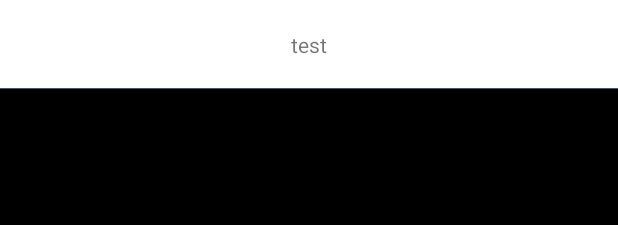
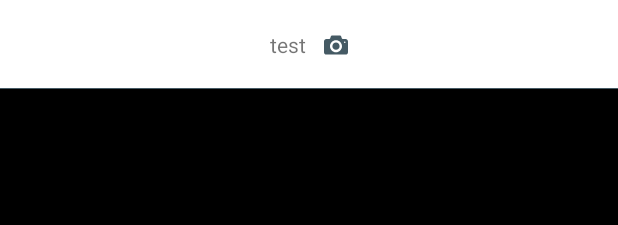
Before and after one commit to BlueBird-0/memoNote, an Android app: the layout list_item.xml on its own in the app's theme, with its tools: preview values and no code run, on a phone screen of 412 x 824 dp. Shown: the top 225 px of the screen. Run offline under Robolectric (Android 15) with nearby library versions, the phone set to English and light mode, and no system bars.

Commit message:
기능 : 리스트 사진 아이콘 기능 추가 listView Image Icon 기능 추가 Widget Image Icon 기능 추가 Widget 새로고침 기능 구현 MainList, WidgetList, RecordList xml수정

```diff
--- a/app/src/main/java/com/example/ShortMemo/MainActivity.kt
+++ b/app/src/main/java/com/example/ShortMemo/MainActivity.kt
@@ -210,8 +210,9 @@ class MainActivity : AppCompatActivity() {
                 }else {
                     checkedTime = FeedReaderDbHelper.sdf.parse(cursor.getString(getColumnIndex("${FeedEntry.COLUMNS_NOTE_CHECKED_TIME}")))
                 }
+                var pictureUri = cursor.getString(getColumnIndex("${FeedEntry.COLUMNS_NOTE_PICTURE_URI}"))
 
-                var noteVM = NoteViewModel(Note(id, content, createdTime, checkedTime, pictureUri = null))
+                var noteVM = NoteViewModel(Note(id, content, createdTime, checkedTime, pictureUri))
                 //val pictureUri = cursor.getString(getColumnIndex("${FeedEntry.COLUMNS_NOTE_PICTURE_URI}"))
                 list.add(noteVM)
             }
@@ -309,7 +310,7 @@ class MainActivity : AppCompatActivity() {
                     Log.d("test002 ", "3 ")
                     var addedNote = NoteViewModel(data!!.getParcelableExtra<Note>("note"))
                     list.add(addedNote)
-                    //새로고침
+                    note_list.adapter?.notifyDataSetChanged()
                 }
             }
             UPDATE_NOTE_REQUEST_CODE -> {
--- a/app/src/main/java/com/example/ShortMemo/record/RecordActivity.kt
+++ b/app/src/main/java/com/example/ShortMemo/record/RecordActivity.kt
@@ -77,8 +77,9 @@ class RecordActivity: AppCompatActivity() {
                 }else {
                     checkedTime = FeedReaderDbHelper.sdf.parse(cursor.getString(getColumnIndex("${FeedEntry.COLUMNS_NOTE_CHECKED_TIME}")))
                 }
+                var pictureUri = cursor.getString(getColumnIndex("${FeedEntry.COLUMNS_NOTE_PICTURE_URI}"))
 
-                var noteVM = NoteViewModel(Note(id, content, createdTime, checkedTime, pictureUri = null))
+                var noteVM = NoteViewModel(Note(id, content, createdTime, checkedTime, pictureUri))
                 //val pictureUri = cursor.getString(getColumnIndex("${FeedEntry.COLUMNS_NOTE_PICTURE_URI}"))
                 list.add(noteVM)
             }
--- a/app/src/main/res/layout/list_item.xml
+++ b/app/src/main/res/layout/list_item.xml
@@ -1,23 +1,47 @@
 <?xml version="1.0" encoding="utf-8"?>
 <androidx.constraintlayout.widget.ConstraintLayout xmlns:android="http://schemas.android.com/apk/res/android"
     xmlns:app="http://schemas.android.com/apk/res-auto"
+    xmlns:tools="http://schemas.android.com/tools"
     android:id="@+id/item_mainLayout"
     android:layout_width="match_parent"
     android:layout_height="wrap_content"
     android:background="@drawable/ripple_mainlist"
     android:clickable="true">
 
-    <TextView
-        android:id="@+id/item_content"
+    <androidx.constraintlayout.widget.ConstraintLayout
         android:layout_width="wrap_content"
         android:layout_height="wrap_content"
         android:layout_marginTop="20dp"
         android:layout_marginBottom="20dp"
-        android:text="test"
         app:layout_constraintBottom_toBottomOf="parent"
         app:layout_constraintEnd_toEndOf="parent"
         app:layout_constraintStart_toStartOf="parent"
-        app:layout_constraintTop_toTopOf="parent" />
+        app:layout_constraintTop_toTopOf="parent">
+
+        <TextView
+            android:id="@+id/item_content"
+            android:layout_width="wrap_content"
+            android:layout_height="wrap_content"
+            android:text="test"
+            app:layout_constraintBottom_toBottomOf="parent"
+            app:layout_constraintStart_toStartOf="parent"
+            app:layout_constraintTop_toTopOf="parent" />
+
+        <FrameLayout
+            android:id="@+id/item_image"
+            android:layout_width="16dp"
+            android:layout_height="16dp"
+            android:layout_marginStart="12dp"
+            android:background="@drawable/ic_cam"
+            android:backgroundTint="@color/colorPrimaryDark"
+            android:visibility="gone"
+            app:layout_constraintBottom_toBottomOf="@+id/item_content"
+            app:layout_constraintStart_toEndOf="@+id/item_content"
+            app:layout_constraintTop_toTopOf="@+id/item_content"
+            tools:visibility="visible">
+
+        </FrameLayout>
+    </androidx.constraintlayout.widget.ConstraintLayout>
 
     <FrameLayout
         android:layout_width="0dp"
```
Also changed, not shown: app/src/main/java/com/example/ShortMemo/MyRecyclerViewAdapter.kt (+17 -0 lines), app/src/main/java/com/example/ShortMemo/Note.kt (+16 -0 lines), app/src/main/java/com/example/ShortMemo/WriteActivity.kt (+6 -7 lines), app/src/main/java/com/example/ShortMemo/accessibility/WidgetRemoteViewsFactory.kt (+7 -0 lines), app/src/main/java/com/example/ShortMemo/record/RecordRecyclerViewAdapter.kt (+7 -4 lines), app/src/main/res/layout/list_record_item.xml (+18 -5 lines), app/src/main/res/layout/list_widget_item.xml (+24 -2 lines).
